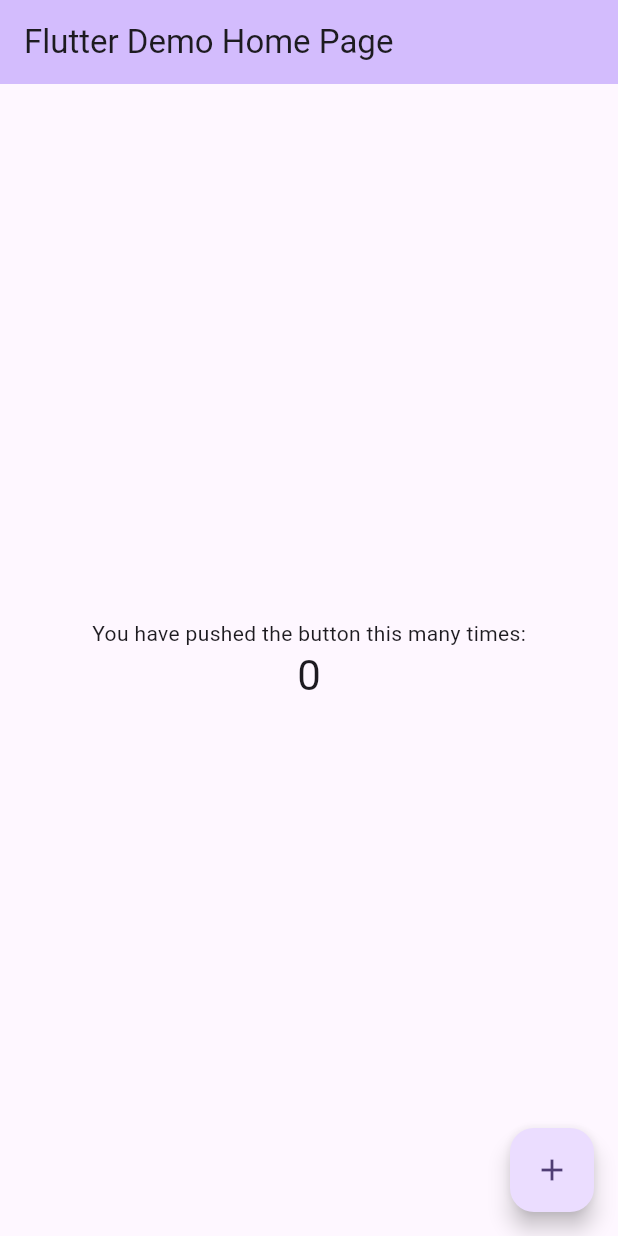
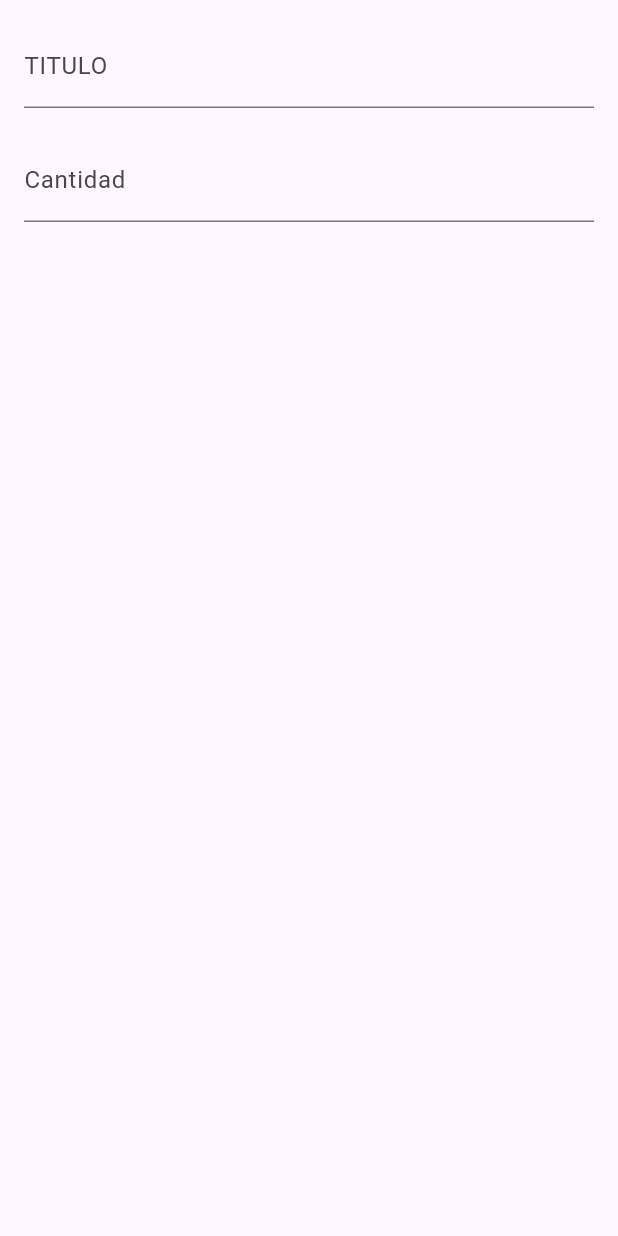
Before and after one commit to May-ecr/superSuperGeniales, a Flutter app: the screen it shows after launch, on a phone screen of 412 x 824 dp. Run offline on Flutter 3.47's test engine with Material 3 defaults, Android fonts, the phone set to English and light mode, and no system bars.

Commit message:
cambio1 titulo y cantidad

```diff
--- /dev/null
+++ b/proyectofinal/lib/cuestionario.dart
@@ -0,0 +1,55 @@
+import 'package:flutter/material.dart';
+
+//crea una pantalla que va a cambiar cuando se presione un boton, es crear un lienzo en blanco
+class Cuestionario extends StatefulWidget{
+  const Cuestionario({super.key});
+
+//se crea para tener datos que pueden cambiar
+  @override
+  State<Cuestionario> createState() {
+    return _CuestionarioState();
+  }
+}
+
+//se crea para guardar todos los datos del cuestionario
+class _CuestionarioState extends State<Cuestionario>{
+
+// @override
+//   Widget build(BuildContext context) {
+//     return const MaterialApp(
+//       home: Scaffold(
+//         body: Center(
+//           child: Text("HOLAAAAAAAA SOLO QUIERO VER SI ESTO FUNCIONA "),
+//         ),
+//       ),
+//     );
+//   }
+
+//dentro de aqui van todas las cosas que se van a ver en pantalla
+//botones cajas de texto y mas
+@override
+  Widget build(BuildContext context) {
+    return MaterialApp(//contenedor principal
+      home: Scaffold(//da el lugar para poner el contenido es como un marco
+        body: Padding(//es espacio alrededor
+          padding: EdgeInsets.all(16),//agrega 16 pixeles para todo los datos
+          child: Column(//sirve para agregar cosas una debajo de otra de forma vertical
+            children: [//todos los elementos dentro de la columna se guardan en los children
+              TextField(//es la caja donde el usuario escribira
+                decoration: InputDecoration(
+                  labelText: 'TITULO'
+                ),
+              ),
+              SizedBox(height: 20), //sirve para separar un campo de otro
+              TextField(
+                decoration: InputDecoration(
+                  labelText: 'Cantidad',
+                ),
+              )
+            ],
+          )
+      ),
+    ),
+  );
+  }
+}
--- a/proyectofinal/lib/main.dart
+++ b/proyectofinal/lib/main.dart
@@ -1,122 +1,8 @@
 import 'package:flutter/material.dart';
+import 'package:proyectofinal/cuestionario.dart';
 
-void main() {
-  runApp(const MyApp());
+void main (){
+  runApp(
+    const Cuestionario()
+  );
 }
-
-class MyApp extends StatelessWidget {
-  const MyApp({super.key});
-
-  // This widget is the root of your application.
-  @override
-  Widget build(BuildContext context) {
-    return MaterialApp(
-      title: 'Flutter Demo',
-      theme: ThemeData(
-        // This is the theme of your application.
-        //
-        // TRY THIS: Try running your application with "flutter run". You'll see
-        // the application has a purple toolbar. Then, without quitting the app,
-        // try changing the seedColor in the colorScheme below to Colors.green
-        // and then invoke "hot reload" (save your changes or press the "hot
-        // reload" button in a Flutter-supported IDE, or press "r" if you used
-        // the command line to start the app).
-        //
-        // Notice that the counter didn't reset back to zero; the application
-        // state is not lost during the reload. To reset the state, use hot
-        // restart instead.
-        //
-        // This works for code too, not just values: Most code changes can be
-        // tested with just a hot reload.
-        colorScheme: .fromSeed(seedColor: Colors.deepPurple),
-      ),
-      home: const MyHomePage(title: 'Flutter Demo Home Page'),
-    );
-  }
-}
-
-class MyHomePage extends StatefulWidget {
-  const MyHomePage({super.key, required this.title});
-
-  // This widget is the home page of your application. It is stateful, meaning
-  // that it has a State object (defined below) that contains fields that affect
-  // how it looks.
-
-  // This class is the configuration for the state. It holds the values (in this
-  // case the title) provided by the parent (in this case the App widget) and
-  // used by the build method of the State. Fields in a Widget subclass are
-  // always marked "final".
-
-  final String title;
-
-  @override
-  State<MyHomePage> createState() => _MyHomePageState();
-}
-
-class _MyHomePageState extends State<MyHomePage> {
-  int _counter = 0;
-
-  void _incrementCounter() {
-    setState(() {
-      // This call to setState tells the Flutter framework that something has
-      // changed in this State, which causes it to rerun the build method below
-      // so that the display can reflect the updated values. If we changed
-      // _counter without calling setState(), then the build method would not be
-      // called again, and so nothing would appear to happen.
-      _counter++;
-    });
-  }
-
-  @override
-  Widget build(BuildContext context) {
-    // This method is rerun every time setState is called, for instance as done
-    // by the _incrementCounter method above.
-    //
-    // The Flutter framework has been optimized to make rerunning build methods
-    // fast, so that you can just rebuild anything that needs updating rather
-    // than having to individually change instances of widgets.
-    return Scaffold(
-      appBar: AppBar(
-        // TRY THIS: Try changing the color here to a specific color (to
-        // Colors.amber, perhaps?) and trigger a hot reload to see the AppBar
-        // change color while the other colors stay the same.
-        backgroundColor: Theme.of(context).colorScheme.inversePrimary,
-        // Here we take the value from the MyHomePage object that was created by
-        // the App.build method, and use it to set our appbar title.
-        title: Text(widget.title),
-      ),
-      body: Center(
-        // Center is a layout widget. It takes a single child and positions it
-        // in the middle of the parent.
-        child: Column(
-          // Column is also a layout widget. It takes a list of children and
-          // arranges them vertically. By default, it sizes itself to fit its
-          // children horizontally, and tries to be as tall as its parent.
-          //
-          // Column has various properties to control how it sizes itself and
-          // how it positions its children. Here we use mainAxisAlignment to
-          // center the children vertically; the main axis here is the vertical
-          // axis because Columns are vertical (the cross axis would be
-          // horizontal).
-          //
-          // TRY THIS: Invoke "debug painting" (choose the "Toggle Debug Paint"
-          // action in the IDE, or press "p" in the console), to see the
-          // wireframe for each widget.
-          mainAxisAlignment: .center,
-          children: [
-            const Text('You have pushed the button this many times:'),
-            Text(
-              '$_counter',
-              style: Theme.of(context).textTheme.headlineMedium,
-            ),
-          ],
-        ),
-      ),
-      floatingActionButton: FloatingActionButton(
-        onPressed: _incrementCounter,
-        tooltip: 'Increment',
-        child: const Icon(Icons.add),
-      ),
-    );
-  }
-}
```
